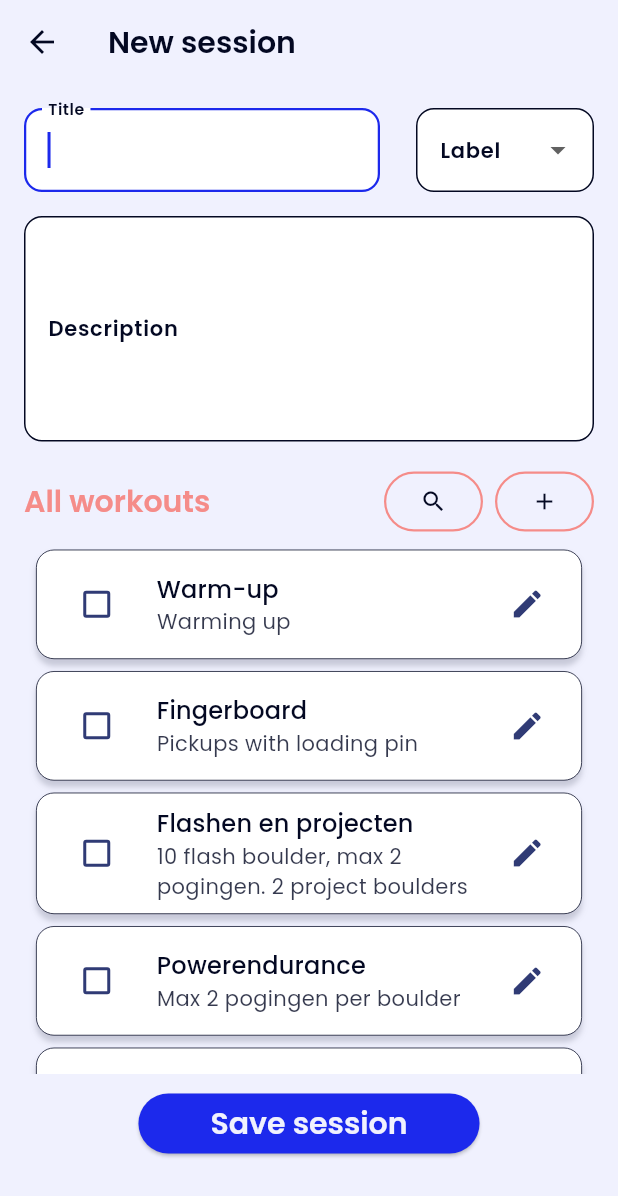
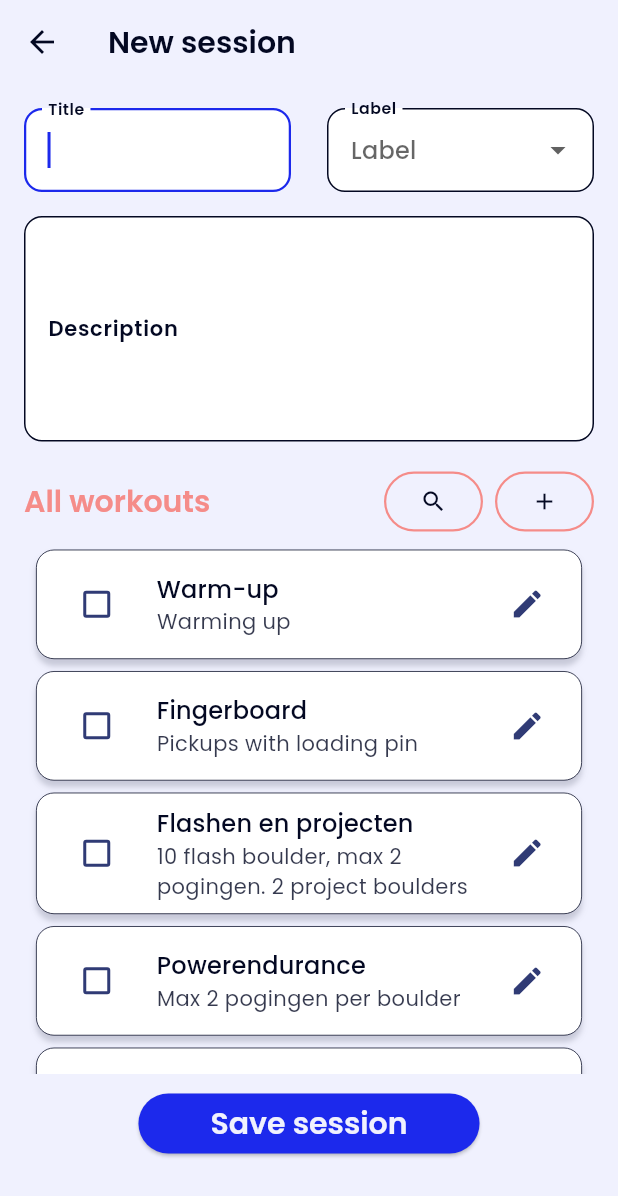
Before and after one commit to mschuhmacher/training_schedule_app, a Flutter app: the AddItemScreen screen opened directly, on a phone screen of 412 x 824 dp. Shown: the top 1196 px of the screen. Run offline on Flutter 3.47's test engine with Material 3 defaults, Android fonts, the phone set to English and light mode, and no system bars; our stand-ins replace table_calendar.

Commit message:
added labeldropdown to finish session pop-up

```diff
--- /dev/null
+++ b/lib/models/label.dart
@@ -0,0 +1,13 @@
+import 'package:flutter/material.dart';
+
+class LabelOption {
+  final String name;
+  final IconData icon;
+  final Color color;
+
+  const LabelOption({
+    required this.name,
+    required this.icon,
+    required this.color,
+  });
+}
--- a/lib/presentation/screens/add_item_screen.dart
+++ b/lib/presentation/screens/add_item_screen.dart
@@ -4,6 +4,7 @@ import 'package:training_schedule_app/models/exercise.dart';
 import 'package:training_schedule_app/models/session.dart';
 import 'package:training_schedule_app/models/workout.dart';
 import 'package:training_schedule_app/presentation/widgets/add_exercise_modal_sheet.dart';
+import 'package:training_schedule_app/presentation/widgets/my_label_dropdownbutton.dart';
 import 'package:training_schedule_app/providers/preset_provider.dart';
 import 'package:training_schedule_app/themes/app_shadow.dart';
 import 'package:training_schedule_app/themes/app_text_styles.dart';
@@ -18,18 +19,6 @@ class AddItemScreen extends StatefulWidget {
 }
 
 class _AddItemScreenState extends State<AddItemScreen> {
-  static const List<String> _labelOptions = [
-    'Warm-up',
-    'Limit',
-    'Powerendurance',
-    'Endurance',
-    'Strength',
-    'Technique',
-    'Skills',
-    'Flexibility',
-    'Other',
-  ];
-
   final Set<String> _selectedItemIds = {};
 
   final _formKey = GlobalKey<FormState>();
@@ -120,7 +109,7 @@ class _AddItemScreenState extends State<AddItemScreen> {
                 // mainAxisAlignment: MainAxisAlignment.spaceBetween,
                 crossAxisAlignment: CrossAxisAlignment.start,
                 children: [
-                  _buildTextFormFields(),
+                  _buildFormFields(),
                   SizedBox(height: 16),
                   _buildSearchAndAddRow(context),
                   Expanded(flex: 3, child: _buildListView(filteredPresetItems)),
@@ -191,7 +180,7 @@ class _AddItemScreenState extends State<AddItemScreen> {
     );
   }
 
-  Expanded _buildTextFormFields() {
+  Expanded _buildFormFields() {
     return Expanded(
       flex: 2,
       child: Column(
@@ -200,7 +189,7 @@ class _AddItemScreenState extends State<AddItemScreen> {
           Row(
             children: [
               Expanded(
-                flex: 2,
+                flex: 1,
                 child: TextFormField(
                   controller: _titleController,
                   autofocus: true,
@@ -220,34 +209,11 @@ class _AddItemScreenState extends State<AddItemScreen> {
               ),
               SizedBox(width: 24),
               Expanded(
-                child: DropdownButtonFormField<String>(
+                child: MyLabelDropdownButton(
                   value:
                       _labelController.text.isNotEmpty
                           ? _labelController.text
                           : null,
-                  items:
-                      _labelOptions.map((String value) {
-                        return DropdownMenuItem<String>(
-                          value: value,
-                          child: Text(value),
-                        );
-                      }).toList(),
-                  selectedItemBuilder: (context) {
-                    return _labelOptions.map((value) {
-                      return Align(
-                        alignment: Alignment.centerLeft,
-                        child: Text(value, overflow: TextOverflow.ellipsis),
-                      );
-                    }).toList();
-                  },
-                  isExpanded: true,
-                  decoration: InputDecoration(
-                    fillColor: Theme.of(context).colorScheme.surfaceBright,
-                    labelText: 'Label',
-                    border: OutlineInputBorder(
-                      borderRadius: BorderRadius.circular(12),
-                    ),
-                  ),
                   onChanged: (value) {
                     setState(() {
                       _labelController.text = value ?? '';
--- a/lib/presentation/screens/session_active_screen.dart
+++ b/lib/presentation/screens/session_active_screen.dart
@@ -32,7 +32,7 @@ class _ActiveSessionScreenState extends State<ActiveSessionScreen> {
                     crossAxisAlignment: CrossAxisAlignment.start,
                     children: [
                       Text(
-                        '${name.title}',
+                        name.title,
                         style: context.title?.copyWith(
                           color: Theme.of(context).colorScheme.onPrimary,
                           fontWeight: FontWeight.bold,
--- /dev/null
+++ b/lib/presentation/widgets/my_label_dropdownbutton.dart
@@ -0,0 +1,118 @@
+import 'package:flutter/material.dart';
+import 'package:training_schedule_app/models/label.dart';
+
+const Map<String, LabelOption> kDefaultLabelOptions = {
+  'Warm-up': LabelOption(
+    name: 'Warm-up',
+    icon: Icons.wb_sunny,
+    color: Colors.amber,
+  ),
+  'Limit': LabelOption(
+    name: 'Limit',
+    icon: Icons.trending_up,
+    color: Colors.red,
+  ),
+  'Powerendurance': LabelOption(
+    name: 'Powerendurance',
+    icon: Icons.bolt,
+    color: Colors.orange,
+  ),
+  'Endurance': LabelOption(
+    name: 'Endurance',
+    icon: Icons.loop,
+    color: Colors.blue,
+  ),
+  'Strength': LabelOption(
+    name: 'Strength',
+    icon: Icons.fitness_center,
+    color: Colors.purple,
+  ),
+  'Technique': LabelOption(
+    name: 'Technique',
+    icon: Icons.touch_app,
+    color: Colors.green,
+  ),
+  'Skills': LabelOption(
+    name: 'Skills',
+    icon: Icons.psychology,
+    color: Colors.teal,
+  ),
+  'Flexibility': LabelOption(
+    name: 'Flexibility',
+    icon: Icons.self_improvement,
+    color: Colors.pink,
+  ),
+  'Other': LabelOption(
+    name: 'Other',
+    icon: Icons.more_horiz,
+    color: Colors.grey,
+  ),
+};
+
+class MyLabelDropdownButton extends StatelessWidget {
+  final String? value;
+  final ValueChanged<String?> onChanged;
+  final FormFieldValidator<String>? validator;
+  final Map<String, LabelOption> labelOptions;
+  final String hintText;
+  final String labelText;
+
+  const MyLabelDropdownButton({
+    super.key,
+    required this.value,
+    required this.onChanged,
+    this.validator,
+    this.labelOptions = kDefaultLabelOptions,
+    this.hintText = 'Label',
+    this.labelText = 'Label',
+  });
+
+  @override
+  Widget build(BuildContext context) {
+    return DropdownButtonFormField<String>(
+      value: value,
+      hint: Text(hintText),
+      items:
+          labelOptions.entries.map((entry) {
+            return DropdownMenuItem<String>(
+              value: entry.key,
+              child: Row(
+                children: [
+                  Icon(entry.value.icon, color: entry.value.color, size: 20),
+                  const SizedBox(width: 8),
+                  Text(entry.value.name),
+                ],
+              ),
+            );
+          }).toList(),
+      selectedItemBuilder: (context) {
+        return labelOptions.values.map((option) {
+          return Align(
+            alignment: Alignment.centerLeft,
+            child: Row(
+              children: [
+                Icon(option.icon, color: option.color),
+                const SizedBox(width: 8),
+                Flexible(
+                  child: Text(
+                    option.name,
+                    overflow: TextOverflow.ellipsis,
+                    softWrap: false,
+                  ),
+                ),
+              ],
+            ),
+          );
+        }).toList();
+      },
+      isExpanded: true,
+      decoration: InputDecoration(
+        fillColor: Theme.of(context).colorScheme.surfaceBright,
+        labelText: labelText,
+        border: OutlineInputBorder(borderRadius: BorderRadius.circular(12)),
+      ),
+      onChanged: onChanged,
+      validator: validator,
+    );
+  }
+}
--- a/lib/presentation/widgets/session_active_bottom_bar.dart
+++ b/lib/presentation/widgets/session_active_bottom_bar.dart
@@ -2,15 +2,21 @@ import 'package:flutter/material.dart';
 import 'package:provider/provider.dart';
 import 'package:training_schedule_app/models/session.dart';
 import 'package:training_schedule_app/presentation/widgets/my_arrow_button.dart';
+import 'package:training_schedule_app/presentation/widgets/my_label_dropdownbutton.dart';
 import 'package:training_schedule_app/providers/preset_provider.dart';
 import 'package:training_schedule_app/providers/session_log_provider.dart';
 import 'package:training_schedule_app/providers/session_state_provider.dart';
 import 'package:training_schedule_app/services/session_logger.dart';
 import 'package:training_schedule_app/themes/app_text_styles.dart';
 
-class ActiveSessionBottomBar extends StatelessWidget {
+class ActiveSessionBottomBar extends StatefulWidget {
   const ActiveSessionBottomBar({super.key});
 
+  @override
+  State<ActiveSessionBottomBar> createState() => _ActiveSessionBottomBarState();
+}
+
+class _ActiveSessionBottomBarState extends State<ActiveSessionBottomBar> {
   @override
   Widget build(BuildContext context) {
     return Consumer3<PresetProvider, SessionLogProvider, SessionStateProvider>(
@@ -93,14 +99,21 @@ class ActiveSessionBottomBar extends StatelessWidget {
                   ),
                 ),
                 SizedBox(height: 24),
-                TextField(
-                  controller: labelController,
-                  decoration: InputDecoration(
-                    labelText: 'Label (optional)',
-                    hintText: 'e.g., Morning Session, Outdoor Climb',
-                    border: OutlineInputBorder(),
-                  ),
-                  style: dialogContext.bodyMedium,
+                MyLabelDropdownButton(
+                  value:
+                      labelController.text.isNotEmpty
+                          ? labelController.text
+                          : null,
+                  onChanged: (value) {
+                    setState(() {
+                      labelController.text = value ?? '';
+                    });
+                  },
+                  validator:
+                      (value) =>
+                          value == null || value.isEmpty
+                              ? 'Please select a label'
+                              : null,
                 ),
                 SizedBox(height: 8),
                 TextField(
--- a/lib/todolist.dart
+++ b/lib/todolist.dart
@@ -12,7 +12,8 @@
 // - edit sets or reps during workout
 //
 // UI:
-
+// - label button for sessions/workouts/exercises
+// - sort and filter on label
 //
 // workflow: start session --> no saved sessions yet -->
 // add sessions from preset list or add your own --> save savedSessions locally
```
